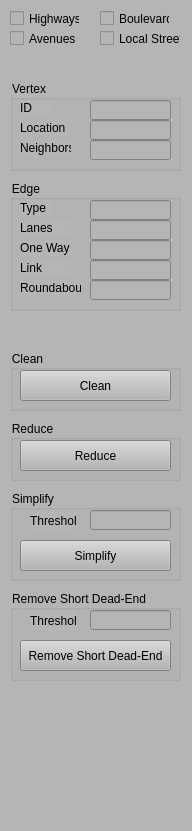
This is GSMViewer/ControlWidget.ui in gnishida/StreetDesigner as Qt 5 draws it before an edit. The edited form follows.
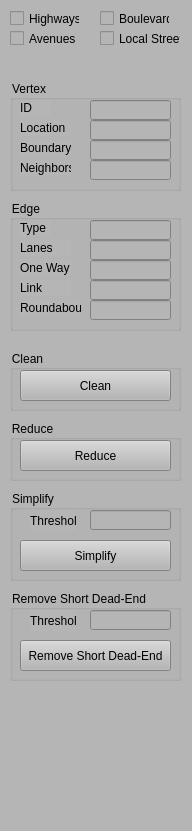
This is the edited form.

```diff
--- a/GSMViewer/ControlWidget.ui
+++ b/GSMViewer/ControlWidget.ui
@@ -24,7 +24,7 @@
     <property name="geometry">
      <rect>
       <x>10</x>
-      <y>180</y>
+      <y>200</y>
       <width>171</width>
       <height>131</height>
      </rect>
@@ -281,7 +281,7 @@
       <x>10</x>
       <y>80</y>
       <width>171</width>
-      <height>91</height>
+      <height>111</height>
      </rect>
     </property>
     <property name="title">
@@ -337,7 +337,7 @@
      <property name="geometry">
       <rect>
        <x>10</x>
-       <y>60</y>
+       <y>80</y>
        <width>51</width>
        <height>16</height>
       </rect>
@@ -347,6 +347,29 @@
      </property>
     </widget>
     <widget class="QLineEdit" name="lineEditVertexNeighbors">
+     <property name="geometry">
+      <rect>
+       <x>80</x>
+       <y>80</y>
+       <width>81</width>
+       <height>20</height>
+      </rect>
+     </property>
+    </widget>
+    <widget class="QLabel" name="label_11">
+     <property name="geometry">
+      <rect>
+       <x>10</x>
+       <y>60</y>
+       <width>51</width>
+       <height>16</height>
+      </rect>
+     </property>
+     <property name="text">
+      <string>Boundary?</string>
+     </property>
+    </widget>
+    <widget class="QLineEdit" name="lineEditVertexOnBoundary">
      <property name="geometry">
       <rect>
        <x>80</x>
```
